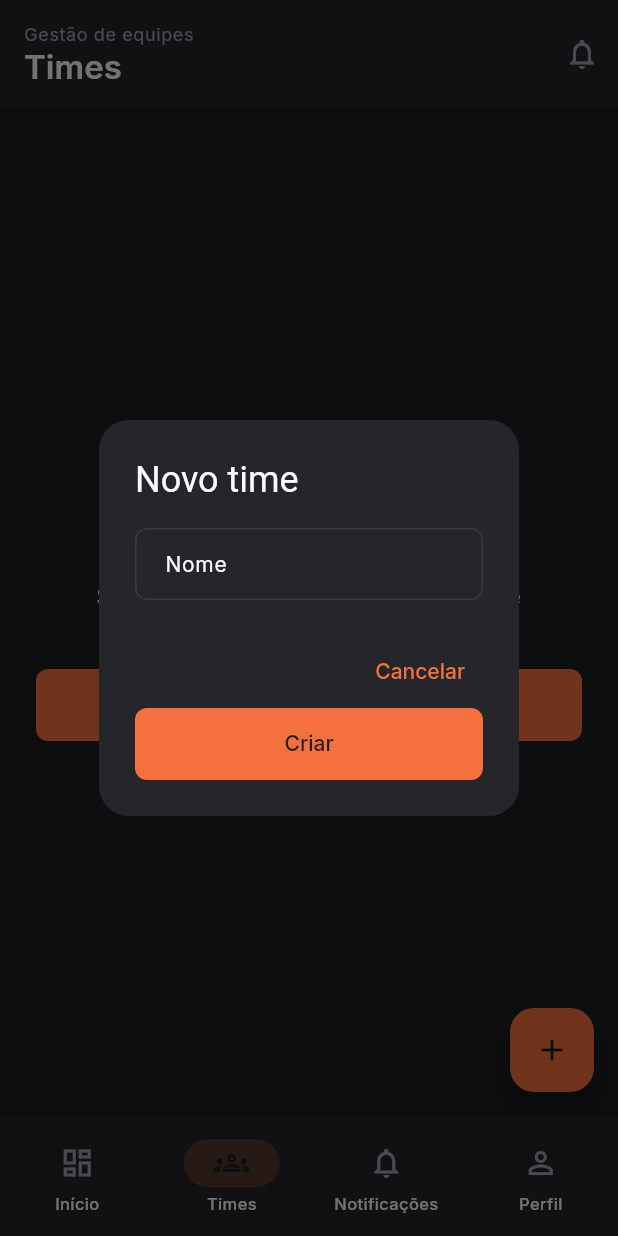
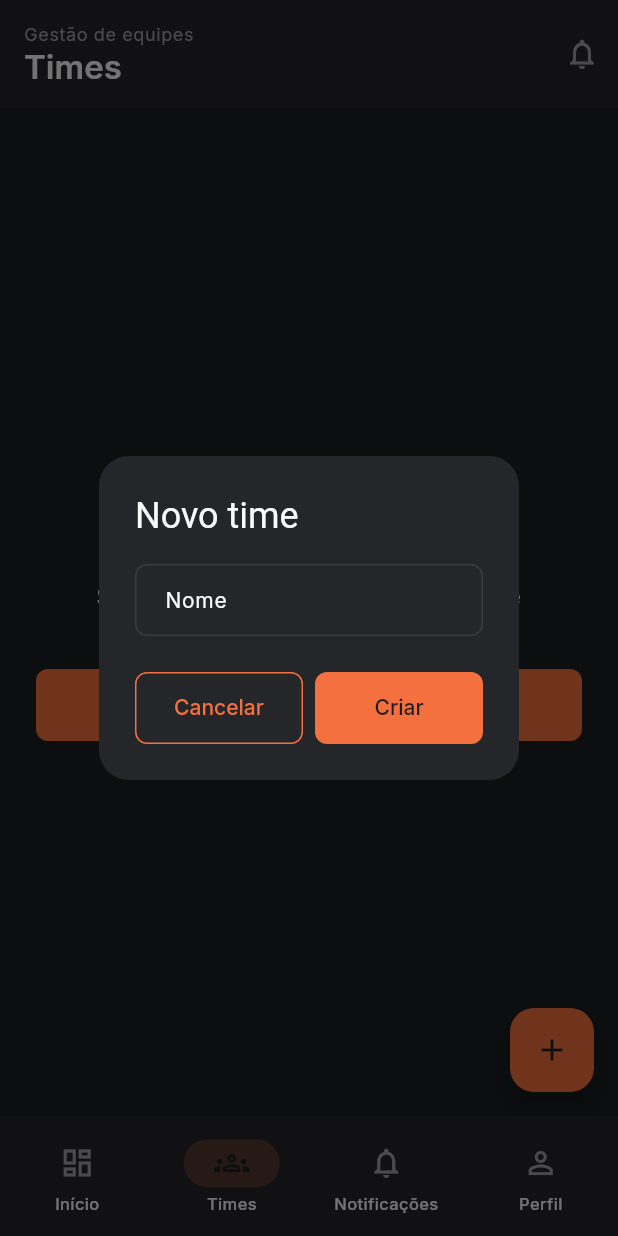
Before and after one commit to ronannc/4TechLead---frontend, a Flutter app: the TeamsListScreen screen opened by its route, after a tap on the "add" icon, on a phone screen of 412 x 824 dp. Run offline on Flutter 3.47's test engine with Material 3 defaults, Android fonts, the phone set to English and light mode, and no system bars; our stand-ins replace audioplayers, dio, equatable, flutter_secure_storage, get_it, go_router and 3 more; accounts and stored records are empty; network calls fail.

```diff
--- a/lib/features/profile/screens/profile_screen.dart
+++ b/lib/features/profile/screens/profile_screen.dart
@@ -79,7 +79,7 @@ class _ProfileBody extends StatelessWidget {
             ),
           ),
           const Spacer(),
-          AppPrimaryButton(label: 'Sair', onPressed: viewModel.signOut),
+          AppSecondaryButton(label: 'Sair', onPressed: viewModel.signOut),
         ],
       ),
     );
--- a/lib/features/teams/screens/team_members_section.dart
+++ b/lib/features/teams/screens/team_members_section.dart
@@ -23,6 +23,10 @@ class TeamMembersSection extends StatelessWidget {
 
         return AppDataTable<Person>(
           items: people,
+          title: 'Pessoas cadastradas',
+          subtitle: 'Membros deste time, com cargo e contrato.',
+          itemIcon: Icons.person_outline,
+          itemCountLabel: (count) => count == 1 ? '1 pessoa' : '$count pessoas',
           columns: [
             AppDataColumn(label: 'Nome', cellBuilder: (person) => person.name),
             AppDataColumn(
--- a/lib/features/teams/screens/teams_list_body.dart
+++ b/lib/features/teams/screens/teams_list_body.dart
@@ -21,6 +21,10 @@ class TeamsListBody extends StatelessWidget {
 
         return AppDataTable<Team>(
           items: teams,
+          title: 'Times cadastrados',
+          subtitle: 'Lista pesquisável de equipes ativas no app.',
+          itemIcon: Icons.groups_outlined,
+          itemCountLabel: (count) => count == 1 ? '1 time' : '$count times',
           columns: [
             AppDataColumn(label: 'Nome', cellBuilder: (team) => team.name),
             AppDataColumn(
--- a/lib/features/teams/screens/teams_list_screen.dart
+++ b/lib/features/teams/screens/teams_list_screen.dart
@@ -3,7 +3,7 @@ import 'package:provider/provider.dart';
 
 import '../../../bootstrap.dart';
 import '../../../core/viewmodels/base_view_model.dart';
-import '../../../core/widgets/buttons/app_primary_button.dart';
+import '../../../core/widgets/buttons/app_dialog_actions.dart';
 import '../../../core/widgets/inputs/app_text_field.dart';
 import '../../../core/widgets/navigation/app_page_header.dart';
 import '../../../core/widgets/states/error_view.dart';
@@ -65,13 +65,11 @@ class TeamsListScreen extends StatelessWidget {
         title: const Text('Novo time'),
         content: AppTextField(label: 'Nome', controller: controller),
         actions: [
-          TextButton(
-            onPressed: () => Navigator.pop(dialogContext),
-            child: const Text('Cancelar'),
-          ),
-          AppPrimaryButton(
-            label: 'Criar',
-            onPressed: () {
+          AppDialogActions(
+            secondaryLabel: 'Cancelar',
+            onSecondaryPressed: () => Navigator.pop(dialogContext),
+            primaryLabel: 'Criar',
+            onPrimaryPressed: () {
               Navigator.pop(dialogContext);
               viewModel.createTeam(controller.text);
             },
```
Also changed, not shown: lib/features/teams/screens/team_detail_screen.dart (+6 -11 lines).
